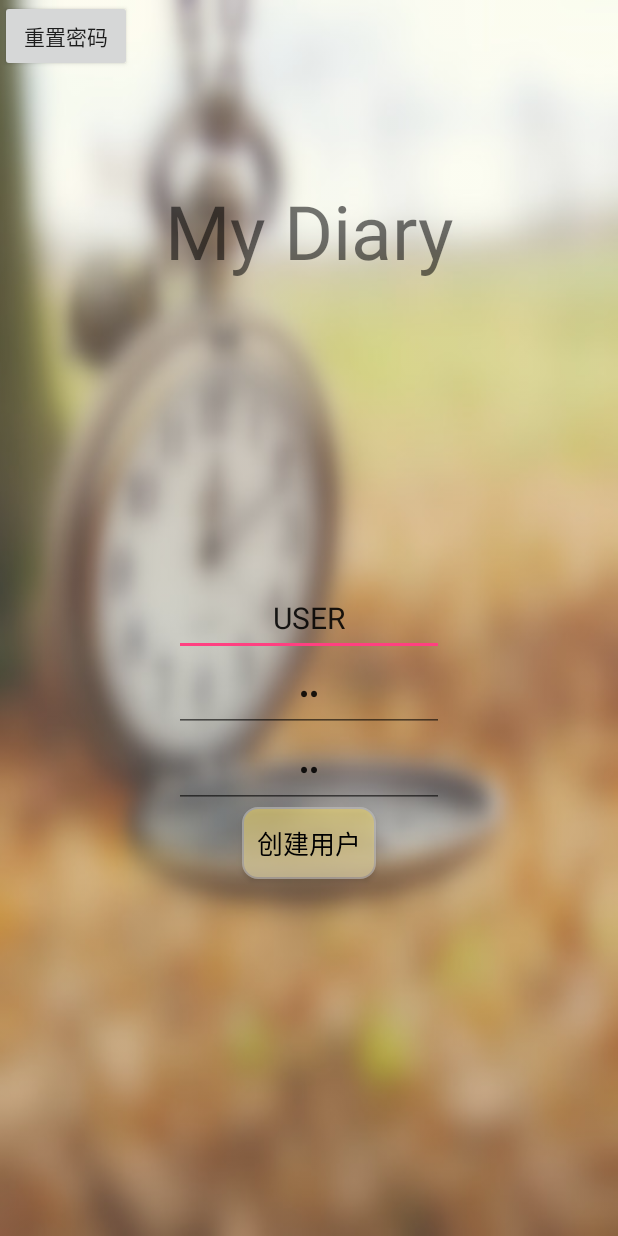
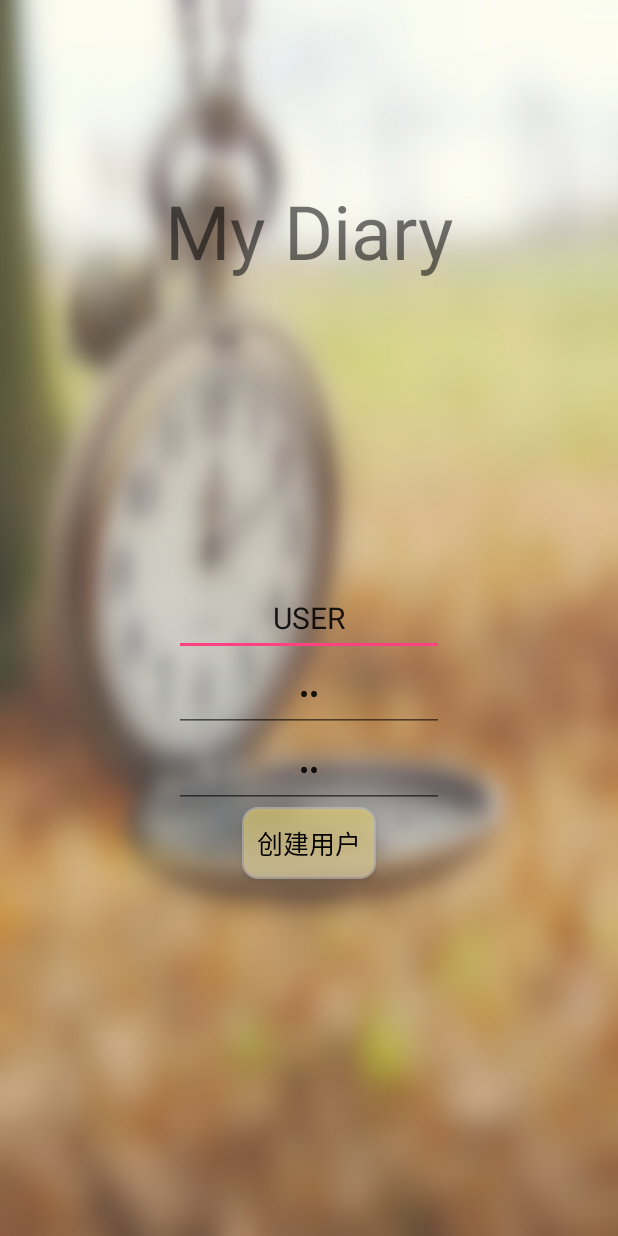
Before and after one commit to Relati/your-diary, an Android app: the screen it shows after launch (StartActivity), on a phone screen of 412 x 824 dp. Run offline under Robolectric (Android 15) with nearby library versions, the phone set to English and light mode, and no system bars; our stand-ins replace CircleImageView; 2 statements that could not run were skipped.

Commit message:
修改布局文件nav_header_diary_list.xml 和 start_layout.xml

```diff
--- a/app/src/main/res/layout/start_layout.xml
+++ b/app/src/main/res/layout/start_layout.xml
@@ -66,11 +66,4 @@
         android:layout_marginTop="50dp"
         android:layout_marginBottom="3dp" />
 
-    <Button
-        android:layout_alignParentLeft="true"
-        android:layout_alignParentStart="true"
-        android:id="@+id/resetBtn"
-        android:layout_width="wrap_content"
-        android:layout_height="wrap_content"
-        android:text="重置密码" />
 </RelativeLayout>
```
Also changed, not shown: app/src/main/res/layout/nav_header_diary_list.xml (+23 -27 lines).
